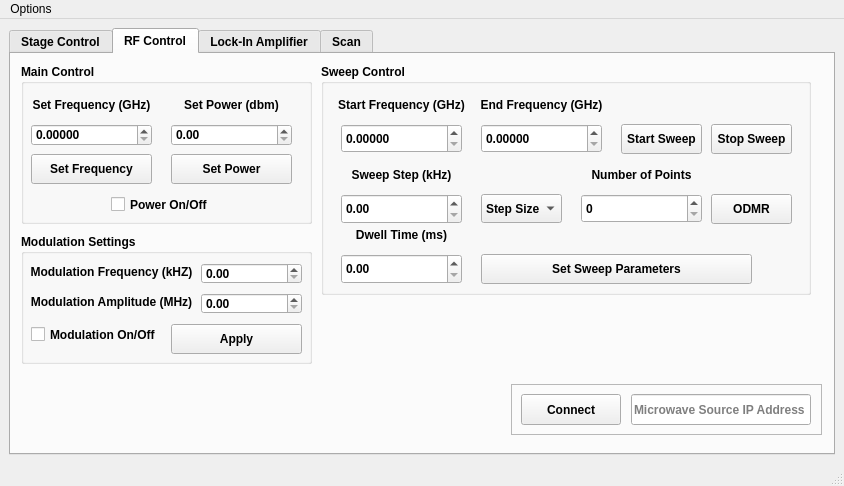
The window that scanning_magnetometer.ui (WarwickEPR/ScanningMagnetometry) describes before a commit, drawn with Qt 5.
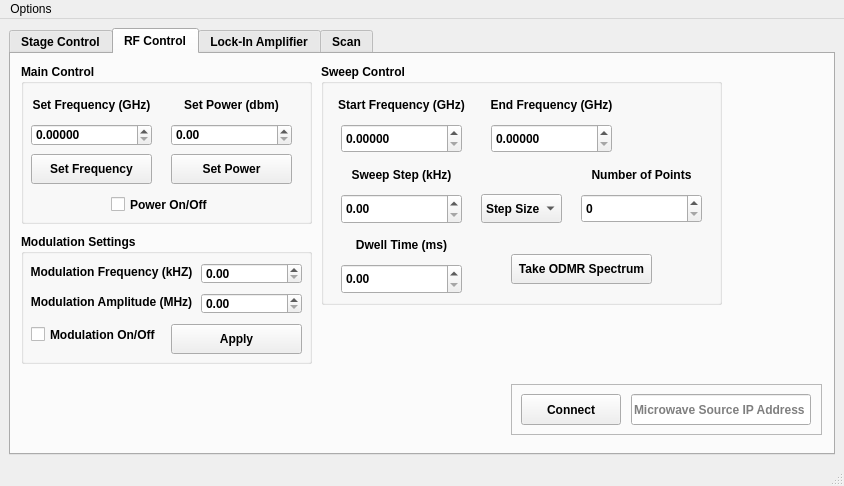
The same window after the commit. The open tabs and pages were chosen to show the change.

The edit to the form file:
```diff
--- a/scanning_magnetometer.ui
+++ b/scanning_magnetometer.ui
@@ -795,8 +795,8 @@
          <rect>
           <x>310</x>
           <y>10</y>
-          <width>490</width>
-          <height>231</height>
+          <width>401</width>
+          <height>241</height>
          </rect>
         </property>
         <property name="font">
@@ -808,19 +808,6 @@
         <property name="title">
          <string>Sweep Control</string>
         </property>
-        <widget class="QPushButton" name="startSwpBtn">
-         <property name="geometry">
-          <rect>
-           <x>300</x>
-           <y>60</y>
-           <width>81</width>
-           <height>30</height>
-          </rect>
-         </property>
-         <property name="text">
-          <string>Start Sweep</string>
-         </property>
-        </widget>
         <widget class="QDoubleSpinBox" name="startFreqBox">
          <property name="geometry">
           <rect>
@@ -837,7 +824,7 @@
         <widget class="QLabel" name="label_6">
          <property name="geometry">
           <rect>
-           <x>150</x>
+           <x>160</x>
            <y>30</y>
            <width>141</width>
            <height>21</height>
@@ -869,7 +856,7 @@
         <widget class="QDoubleSpinBox" name="endFreqBox">
          <property name="geometry">
           <rect>
-           <x>160</x>
+           <x>170</x>
            <y>60</y>
            <width>121</width>
            <height>29</height>
@@ -955,7 +942,7 @@
          <property name="geometry">
           <rect>
            <x>20</x>
-           <y>190</y>
+           <y>200</y>
            <width>121</width>
            <height>30</height>
           </rect>
@@ -965,7 +952,7 @@
          <property name="geometry">
           <rect>
            <x>20</x>
-           <y>160</y>
+           <y>170</y>
            <width>121</width>
            <height>21</height>
           </rect>
@@ -977,43 +964,17 @@
           <set>Qt::AlignCenter</set>
          </property>
         </widget>
-        <widget class="QPushButton" name="setSweepParamBtn">
-         <property name="geometry">
-          <rect>
-           <x>160</x>
-           <y>190</y>
-           <width>271</width>
-           <height>30</height>
-          </rect>
-         </property>
-         <property name="text">
-          <string>Set Sweep Parameters</string>
-         </property>
-        </widget>
-        <widget class="QPushButton" name="startSwpBtn_3">
-         <property name="geometry">
-          <rect>
-           <x>390</x>
-           <y>60</y>
-           <width>81</width>
-           <height>30</height>
-          </rect>
-         </property>
-         <property name="text">
-          <string>Stop Sweep</string>
-         </property>
-        </widget>
         <widget class="QPushButton" name="takeODMRButton">
          <property name="geometry">
           <rect>
-           <x>390</x>
-           <y>130</y>
-           <width>81</width>
+           <x>190</x>
+           <y>190</y>
+           <width>141</width>
            <height>30</height>
           </rect>
          </property>
          <property name="text">
-          <string>ODMR</string>
+          <string>Take ODMR Spectrum</string>
          </property>
         </widget>
        </widget>
```
Left out of the diff: 2 changed lines with no effect on the pictures.
